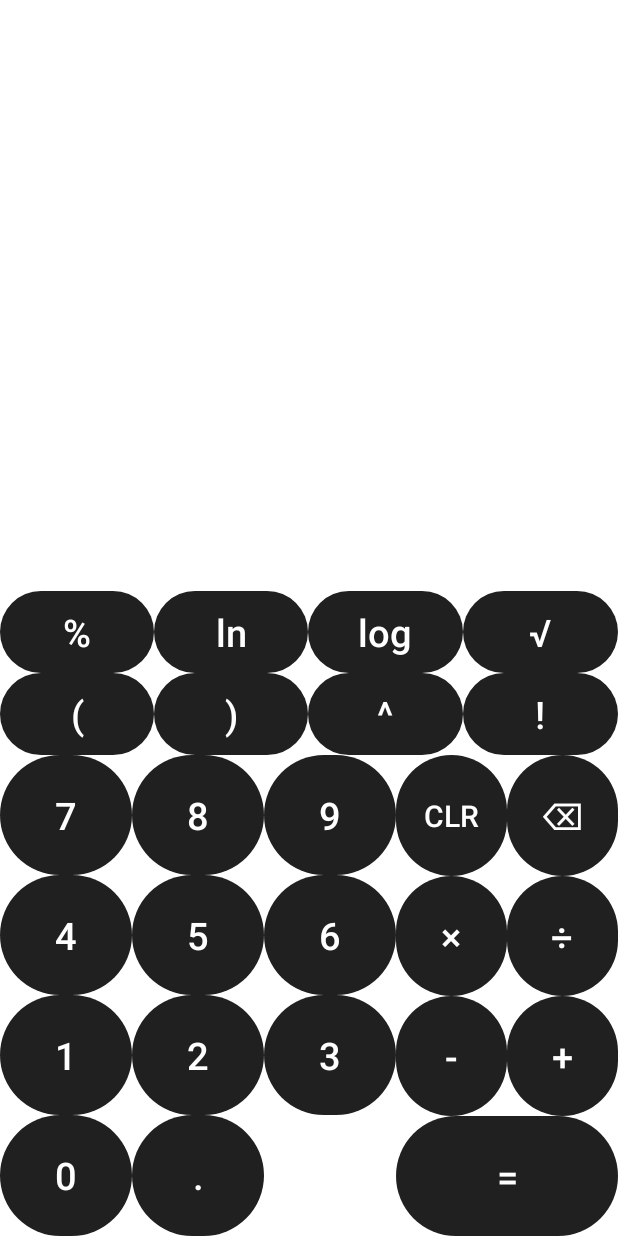
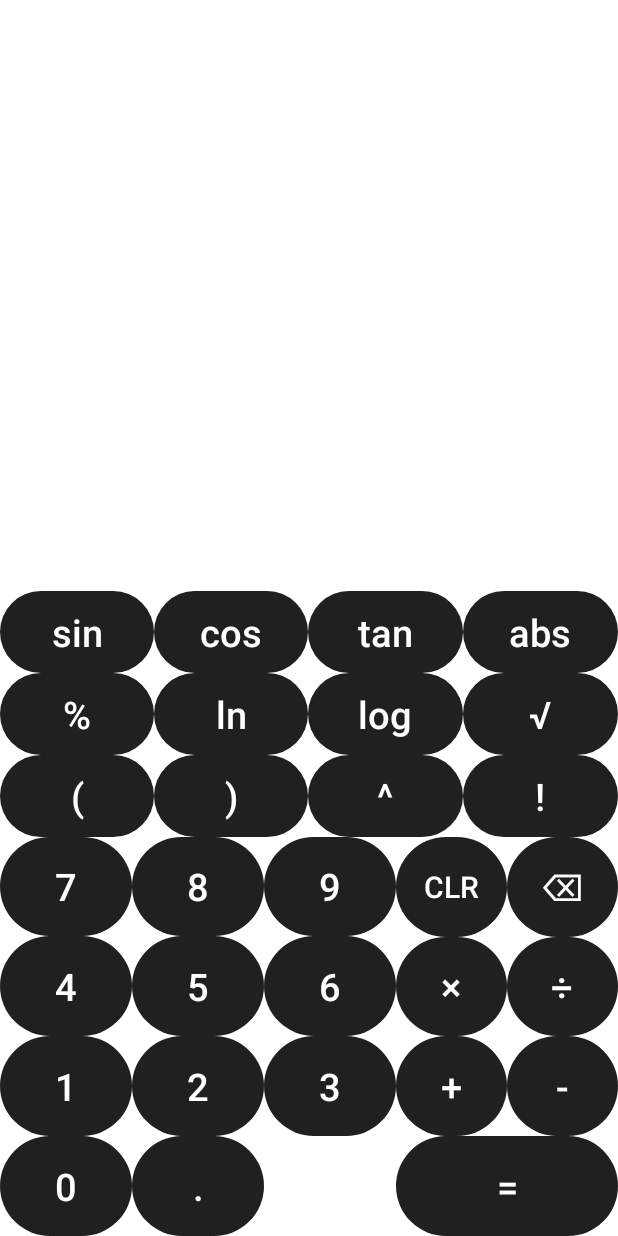
Before and after one commit to SEG-Group-3/Calculator, an Android app: the screen it shows after launch (MainActivity), on a phone screen of 412 x 824 dp. Run offline under Robolectric (Android 15) with nearby library versions, the phone set to English and light mode, and no system bars.

Commit message:
Add trig buttons

```diff
--- a/app/src/main/res/layout-land/activity_main.xml
+++ b/app/src/main/res/layout-land/activity_main.xml
@@ -364,10 +364,71 @@
             android:layout_toEndOf="@id/numpad"
             android:background="#FFFFFF">
 
-<!--            <TableRow-->
-<!--                android:layout_width="match_parent"-->
-<!--                android:layout_height="match_parent"-->
-<!--                android:layout_weight="1"/>-->
+            <TableRow
+                android:layout_width="match_parent"
+                android:layout_height="match_parent"
+                android:layout_weight="1">
+
+                <Button
+
+                    android:id="@+id/sinBtn"
+                    style="@style/Widget.AppCompat.Button.Borderless"
+                    android:layout_width="wrap_content"
+                    android:layout_height="match_parent"
+                    android:layout_weight="1"
+                    android:background="@drawable/circle"
+
+                    android:onClick="onButtonClick"
+
+                    android:text="@string/sin"
+                    android:textAllCaps="false"
+                    android:textSize="25sp" />
+
+                <Button
+
+                    android:id="@+id/cosBtn"
+                    style="@style/Widget.AppCompat.Button.Borderless"
+                    android:layout_width="wrap_content"
+                    android:layout_height="match_parent"
+                    android:layout_weight="1"
+                    android:background="@drawable/circle"
+
+                    android:onClick="onButtonClick"
+
+                    android:text="@string/cos"
+                    android:textAllCaps="false"
+                    android:textSize="25sp" />
+
+                <Button
+
+                    android:id="@+id/tanBtn"
+                    style="@style/Widget.AppCompat.Button.Borderless"
+                    android:layout_width="wrap_content"
+                    android:layout_height="match_parent"
+                    android:layout_weight="1"
+                    android:background="@drawable/circle"
+
+                    android:onClick="onButtonClick"
+
+                    android:text="@string/tan"
+                    android:textAllCaps="false"
+                    android:textSize="25sp" />
+
+                <Button
+
+                    android:id="@+id/absBtn"
+                    style="@style/Widget.AppCompat.Button.Borderless"
+                    android:layout_width="wrap_content"
+                    android:layout_height="match_parent"
+                    android:layout_weight="1"
+                    android:background="@drawable/circle"
+
+                    android:onClick="onButtonClick"
+
+                    android:text="@string/abs"
+                    android:textAllCaps="false"
+                    android:textSize="25sp" />
+            </TableRow>
 
             <TableRow
                 android:layout_width="match_parent"
@@ -381,11 +442,12 @@
                     android:layout_width="wrap_content"
                     android:layout_height="match_parent"
                     android:layout_weight="1"
-                    android:textSize="25sp"
                     android:background="@drawable/circle"
 
                     android:onClick="onButtonClick"
-                    android:text="@string/modulo" />
+
+                    android:text="@string/modulo"
+                    android:textSize="25sp" />
 
                 <Button
 
@@ -394,12 +456,12 @@
                     android:layout_width="wrap_content"
                     android:layout_height="match_parent"
                     android:layout_weight="1"
-                    android:textSize="25sp"
+                    android:background="@drawable/circle"
                     android:onClick="onButtonClick"
-                    android:background="@drawable/circle"
+                    android:text="@string/ln"
 
-                    android:text="@string/ln"
-                    android:textAllCaps="false" />
+                    android:textAllCaps="false"
+                    android:textSize="25sp" />
 
                 <Button
 
@@ -408,10 +470,10 @@
                     android:layout_width="wrap_content"
                     android:layout_height="match_parent"
                     android:layout_weight="1"
+                    android:background="@drawable/circle"
                     android:onClick="onButtonClick"
                     android:text="@string/log"
                     android:textAllCaps="false"
-                    android:background="@drawable/circle"
 
                     android:textSize="25sp" />
 
@@ -422,11 +484,11 @@
                     android:layout_width="wrap_content"
                     android:layout_height="match_parent"
                     android:layout_weight="1"
-                    android:textSize="25sp"
                     android:background="@drawable/circle"
+                    android:onClick="onButtonClick"
 
-                    android:onClick="onButtonClick"
-                    android:text="@string/squareRoot" />
+                    android:text="@string/squareRoot"
+                    android:textSize="25sp" />
 
 
             </TableRow>
@@ -443,11 +505,12 @@
                     android:layout_width="wrap_content"
                     android:layout_height="match_parent"
                     android:layout_weight="1"
-                    android:textSize="25sp"
                     android:background="@drawable/circle"
+                    android:onClick="onButtonClick"
 
-                    android:onClick="onButtonClick"
-                    android:text="@string/bracketLeft" />
+                    android:text="@string/bracketLeft"
+                    android:textSize="25sp" />
+
 
                 <Button
 
@@ -456,11 +519,11 @@
                     android:layout_width="wrap_content"
                     android:layout_height="match_parent"
                     android:layout_weight="1"
-                    android:textSize="25sp"
                     android:background="@drawable/circle"
+                    android:onClick="onButtonClick"
 
-                    android:onClick="onButtonClick"
-                    android:text="@string/bracketRight" />
+                    android:text="@string/bracketRight"
+                    android:textSize="25sp" />
 
                 <Button
 
@@ -471,9 +534,9 @@
                     android:layout_weight="1"
                     android:background="@drawable/circle"
 
-                    android:textSize="25sp"
                     android:onClick="onButtonClick"
-                    android:text="@string/exponent" />
+                    android:text="@string/exponent"
+                    android:textSize="25sp" />
 
                 <Button
 
@@ -483,12 +546,11 @@
                     android:layout_height="match_parent"
                     android:layout_weight="1"
                     android:background="@drawable/circle"
-                    android:textSize="25sp"
                     android:onClick="onButtonClick"
-                    android:text="@string/negation" />
+                    android:text="@string/negation"
+                    android:textSize="25sp" />
 
             </TableRow>
-
         </TableLayout>
     </RelativeLayout>
 
--- a/app/src/main/res/layout/activity_main.xml
+++ b/app/src/main/res/layout/activity_main.xml
@@ -67,6 +67,7 @@
                 android:layout_height="match_parent"
                 android:layout_weight="1">
 
+
                 <Button
                     android:id="@+id/clearBtn"
                     style="@style/Widget.AppCompat.Button.Borderless"
@@ -77,7 +78,6 @@
                     android:onClick="onButtonClick"
                     android:text="@string/clear"
                     android:textSize="20sp" />
-
 
                 <Button
 
@@ -110,11 +110,6 @@
                     android:text="@string/multiply"
                     android:textSize="25sp" />
 
-                <!--                <Space-->
-                <!--                    android:layout_width="wrap_content"-->
-                <!--                    android:layout_height="fill_parent"-->
-                <!--                    android:layout_weight="1" />-->
-
                 <Button
 
                     android:id="@+id/divBtn"
@@ -128,12 +123,30 @@
                     android:text="@string/divide"
                     android:textSize="25sp" />
 
+                <!--                <Space-->
+                <!--                    android:layout_width="wrap_content"-->
+                <!--                    android:layout_height="fill_parent"-->
+                <!--                    android:layout_weight="1" />-->
+
             </TableRow>
 
             <TableRow
                 android:layout_width="match_parent"
                 android:layout_height="match_parent"
                 android:layout_weight="1">
+
+                <Button
+
+                    android:id="@+id/plusBtn"
+                    style="@style/Widget.AppCompat.Button.Borderless"
+                    android:layout_width="match_parent"
+                    android:layout_height="match_parent"
+                    android:layout_weight="1"
+                    android:background="@drawable/circle"
+
+                    android:onClick="onButtonClick"
+                    android:text="@string/add"
+                    android:textSize="25sp" />
 
                 <Button
 
@@ -146,19 +159,6 @@
                     android:background="@drawable/circle"
                     android:onClick="onButtonClick"
                     android:text="@string/subtract"
-                    android:textSize="25sp" />
-
-                <Button
-
-                    android:id="@+id/plusBtn"
-                    style="@style/Widget.AppCompat.Button.Borderless"
-                    android:layout_width="match_parent"
-                    android:layout_height="match_parent"
-                    android:layout_weight="1"
-                    android:background="@drawable/circle"
-
-                    android:onClick="onButtonClick"
-                    android:text="@string/add"
                     android:textSize="25sp" />
 
             </TableRow>
@@ -389,7 +389,68 @@
             <TableRow
                 android:layout_width="match_parent"
                 android:layout_height="match_parent"
-                android:layout_weight="1"/>
+                android:layout_weight="1">
+
+                <Button
+
+                    android:id="@+id/sinBtn"
+                    style="@style/Widget.AppCompat.Button.Borderless"
+                    android:layout_width="wrap_content"
+                    android:layout_height="match_parent"
+                    android:layout_weight="1"
+                    android:background="@drawable/circle"
+
+                    android:onClick="onButtonClick"
+
+                    android:text="@string/sin"
+                    android:textAllCaps="false"
+                    android:textSize="25sp" />
+
+                <Button
+
+                    android:id="@+id/cosBtn"
+                    style="@style/Widget.AppCompat.Button.Borderless"
+                    android:layout_width="wrap_content"
+                    android:layout_height="match_parent"
+                    android:layout_weight="1"
+                    android:background="@drawable/circle"
+
+                    android:onClick="onButtonClick"
+
+                    android:text="@string/cos"
+                    android:textAllCaps="false"
+                    android:textSize="25sp" />
+
+                <Button
+
+                    android:id="@+id/tanBtn"
+                    style="@style/Widget.AppCompat.Button.Borderless"
+                    android:layout_width="wrap_content"
+                    android:layout_height="match_parent"
+                    android:layout_weight="1"
+                    android:background="@drawable/circle"
+
+                    android:onClick="onButtonClick"
+
+                    android:text="@string/tan"
+                    android:textAllCaps="false"
+                    android:textSize="25sp" />
+
+                <Button
+
+                    android:id="@+id/absBtn"
+                    style="@style/Widget.AppCompat.Button.Borderless"
+                    android:layout_width="wrap_content"
+                    android:layout_height="match_parent"
+                    android:layout_weight="1"
+                    android:background="@drawable/circle"
+
+                    android:onClick="onButtonClick"
+
+                    android:text="@string/abs"
+                    android:textAllCaps="false"
+                    android:textSize="25sp" />
+            </TableRow>
 
             <TableRow
                 android:layout_width="match_parent"
@@ -516,20 +577,5 @@
         </TableLayout>
     </RelativeLayout>
 
-    <Button
-
-        android:id="@+id/sinBtn"
-        style="@style/Widget.AppCompat.Button.Borderless"
-        android:layout_width="0dp"
-        android:layout_height="match_parent"
-        android:layout_weight="1"
-        android:onClick="onButtonClick"
-        android:text="sin"
-        android:textAllCaps="false"
-        app:layout_constraintBottom_toBottomOf="parent"
-        app:layout_constraintEnd_toStartOf="@+id/relativeLayout"
-        app:layout_constraintStart_toStartOf="parent"
-        app:layout_constraintTop_toTopOf="parent" />
-
 
 </androidx.constraintlayout.widget.ConstraintLayout>
--- a/app/src/main/res/values/strings.xml
+++ b/app/src/main/res/values/strings.xml
@@ -32,5 +32,9 @@
     <string name="negation">!</string>
     <string name="ln">ln</string>
     <string name="log">log</string>
+    <string name="sin">sin</string>
+    <string name="cos">cos</string>
+    <string name="tan">tan</string>
+    <string name="abs">abs</string>
 
 </resources>
```
